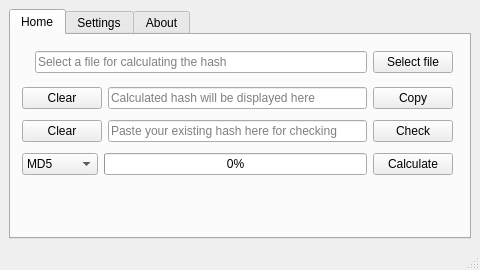
The window that ui/mainwindow.ui (Rizwan-Hasan/Free-Hash-Checker) describes before a commit, drawn with Qt 5.
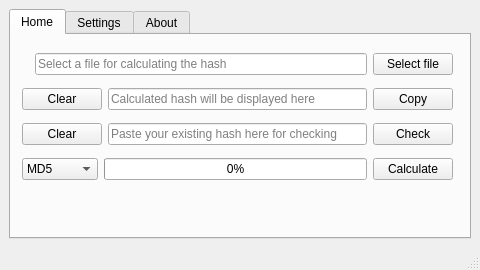
The same window after the commit. Icons and pictures are not drawn.

```diff
--- a/ui/mainwindow.ui
+++ b/ui/mainwindow.ui
@@ -50,8 +50,8 @@
       </property>
       <property name="iconSize">
        <size>
-        <width>20</width>
-        <height>20</height>
+        <width>16</width>
+        <height>16</height>
        </size>
       </property>
       <widget class="QWidget" name="MainTab">
@@ -68,7 +68,7 @@
           <x>11</x>
           <y>11</y>
           <width>431</width>
-          <height>138</height>
+          <height>141</height>
          </rect>
         </property>
         <layout class="QGridLayout" name="gridLayout">
@@ -78,7 +78,7 @@
             <number>6</number>
            </property>
            <property name="bottomMargin">
-            <number>3</number>
+            <number>0</number>
            </property>
            <item>
             <widget class="QLabel" name="labelFileExplore">
@@ -113,7 +113,13 @@
              </property>
              <property name="icon">
               <iconset resource="resources.qrc">
-               <normaloff>:/select/cursor.png</normaloff>:/select/cursor.png</iconset>
+               <normaloff>:/select/import-file.png</normaloff>:/select/import-file.png</iconset>
+             </property>
+             <property name="iconSize">
+              <size>
+               <width>20</width>
+               <height>21</height>
+              </size>
              </property>
             </widget>
            </item>
@@ -130,6 +136,12 @@
               <iconset resource="resources.qrc">
                <normaloff>:/clear/eraser.png</normaloff>:/clear/eraser.png</iconset>
              </property>
+             <property name="iconSize">
+              <size>
+               <width>20</width>
+               <height>21</height>
+              </size>
+             </property>
             </widget>
            </item>
            <item>
@@ -154,6 +166,12 @@
               <iconset resource="resources.qrc">
                <normaloff>:/copy/copy.png</normaloff>:/copy/copy.png</iconset>
              </property>
+             <property name="iconSize">
+              <size>
+               <width>20</width>
+               <height>21</height>
+              </size>
+             </property>
             </widget>
            </item>
           </layout>
@@ -169,6 +187,12 @@
               <iconset resource="resources.qrc">
                <normaloff>:/clear/eraser.png</normaloff>:/clear/eraser.png</iconset>
              </property>
+             <property name="iconSize">
+              <size>
+               <width>20</width>
+               <height>21</height>
+              </size>
+             </property>
             </widget>
            </item>
            <item>
@@ -196,6 +220,12 @@
               <iconset resource="resources.qrc">
                <normaloff>:/check/magnifying-glass.png</normaloff>:/check/magnifying-glass.png</iconset>
              </property>
+             <property name="iconSize">
+              <size>
+               <width>20</width>
+               <height>21</height>
+              </size>
+             </property>
             </widget>
            </item>
           </layout>
@@ -210,12 +240,21 @@
              <property name="enabled">
               <bool>true</bool>
              </property>
+             <property name="editable">
+              <bool>false</bool>
+             </property>
              <property name="currentText">
               <string>MD5</string>
              </property>
              <property name="sizeAdjustPolicy">
               <enum>QComboBox::AdjustToContentsOnFirstShow</enum>
              </property>
+             <property name="iconSize">
+              <size>
+               <width>16</width>
+               <height>16</height>
+              </size>
+             </property>
              <property name="frame">
               <bool>true</bool>
              </property>
@@ -280,11 +319,23 @@
              </property>
              <property name="icon">
               <iconset resource="resources.qrc">
-               <normaloff>:/calculate/calculator.png</normaloff>:/calculate/calculator.png</iconset>
+               <normaloff>:/calculate/drawing-compass.png</normaloff>:/calculate/drawing-compass.png</iconset>
+             </property>
+             <property name="iconSize">
+              <size>
+               <width>20</width>
+               <height>21</height>
+              </size>
              </property>
              <property name="checkable">
               <bool>false</bool>
              </property>
+             <property name="autoDefault">
+              <bool>false</bool>
+             </property>
+             <property name="default">
+              <bool>false</bool>
+             </property>
              <property name="flat">
               <bool>false</bool>
              </property>
```
Left out of the diff: 28 changed lines with no effect on the pictures.
